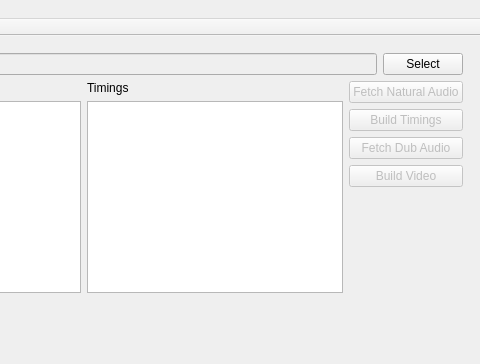
The window that qt/ui/mainwindow.ui (arab-reformed/dubbing-tools) describes before a commit, drawn with Qt 5; both pictures show x 462 to 942 and y 0 to 364 of the 942 by 706 pixel window.
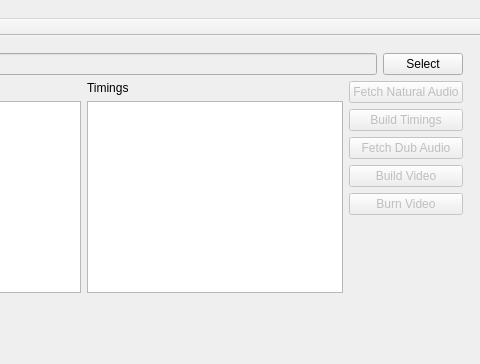
The same window after the commit.

Commit message: GUI updates to burn subtitles in a thread

The edit to the form file:
```diff
--- a/qt/ui/mainwindow.ui
+++ b/qt/ui/mainwindow.ui
@@ -14,7 +14,7 @@
    <string>Dubbing Tools</string>
   </property>
   <widget class="QWidget" name="centralwidget">
-   <widget class="QWidget" name="">
+   <widget class="QWidget" name="layoutWidget">
     <property name="geometry">
      <rect>
       <x>14</x>
@@ -186,6 +186,16 @@
            </property>
           </widget>
          </item>
+         <item>
+          <widget class="QPushButton" name="pbtBurnVideo">
+           <property name="enabled">
+            <bool>false</bool>
+           </property>
+           <property name="text">
+            <string>Burn Video</string>
+           </property>
+          </widget>
+         </item>
          <item>
           <spacer name="verticalSpacer_3">
            <property name="orientation">
```
Left out of the diff: 2 changed lines with no effect on the pictures. The commit also changes 16 other files.
